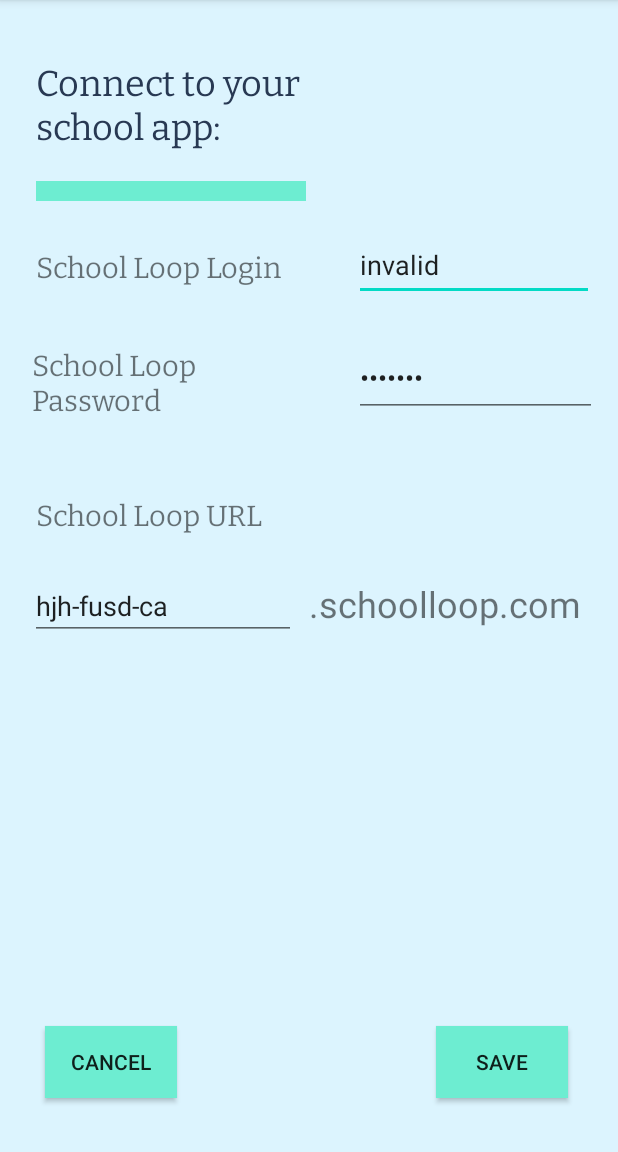
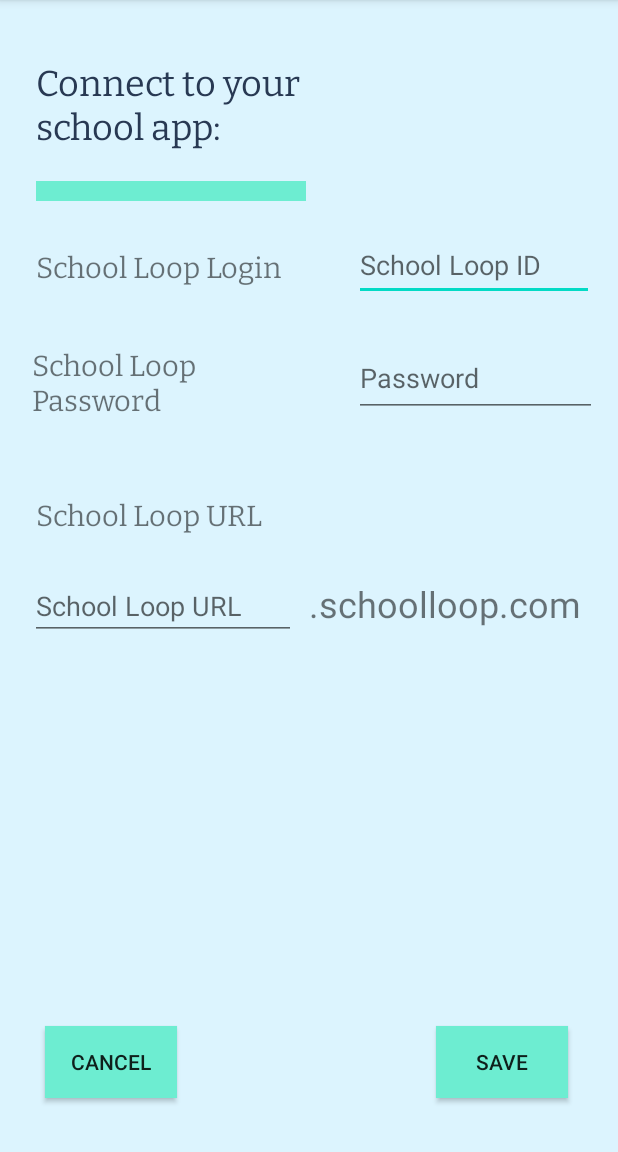
Before and after one commit to scarletdiv0922/Technovation2021, an Android app: the UserSettings screen opened directly, with no data from a screen before it, on a phone screen of 412 x 824 dp, the part 84-1236 px from its top. Run offline under Robolectric (Android 15) with nearby library versions, the phone set to English and light mode, and no system bars; our stand-ins replace Firebase (no records; nobody signed in at launch, a user with empty details on screens opened directly); libraries missing offline, so code that uses them is left out: androidx.constraintlayout.solver.

Commit message:
school loop credential

```diff
--- a/app/src/main/java/com/example/technovation2021/CalendarActivity.java
+++ b/app/src/main/java/com/example/technovation2021/CalendarActivity.java
@@ -160,7 +160,7 @@ public class CalendarActivity extends AppCompatActivity {
         //SharedPreferences.Editor editor = sharedPref.edit();
         String sluser = sharedPref.getString("sluser", "invalid");
         String slpswd = sharedPref.getString("slpswd", "invalid");
-        String subdomain = sharedPref.getString("slsubdomain", "hjh-fusd-ca");
+        String subdomain = sharedPref.getString("slsubdomain", "invalid");
         if (sluser.equals("invalid") == false) {
             if (Build.VERSION.SDK_INT >= Build.VERSION_CODES.O) {
                 new SchoolLoopHomeworkGrabber(sluser, slpswd, subdomain);
--- a/app/src/main/java/com/example/technovation2021/FirebaseRealtimeDatabase.java
+++ b/app/src/main/java/com/example/technovation2021/FirebaseRealtimeDatabase.java
@@ -157,9 +157,9 @@ public class FirebaseRealtimeDatabase {
         DatabaseReference newref = mDatabase.child(userId).child("eventList");
         DatabaseReference newPostRef = newref.push();
         Log.d(LOG_TAG, "Adding break event at: " + tm.toString() + " on: " + d.toString());
-        Event breakEvent = new Event("Break time", d.toString(), tm.toString(),
+        Event breakEvent = new Event("Break!", d.toString(), tm.toString(),
                 1, 1, GenericTask.MIN_BREAK_TIME, CalEvent.CAL_EVENT_BREAK.ordinal(),
-                        "BREAKTASK", "Relax. Play some music or read a book or play an instrument!");
+                        "BREAKTASK", "Relax! Play some music, read a book, or go for a walk!");
         newPostRef.setValue(breakEvent);
         return 0;
 
--- a/app/src/main/java/com/example/technovation2021/UserSettings.java
+++ b/app/src/main/java/com/example/technovation2021/UserSettings.java
@@ -76,18 +76,19 @@ public class UserSettings extends AppCompatActivity {
                 this.getString(R.string.preference_file_key), Context.MODE_PRIVATE);
         //SharedPreferences.Editor editor = sharedPref.edit();
         String sluser2 = sharedPref.getString("sluser", "invalid");
-        String slpswd2 = sharedPref.getString("slpswd", "invalid");
-        String subdomain2 = sharedPref.getString("slsubdomain", "hjh-fusd-ca");
+        String slpswd2 = sharedPref.getString("slpswd", "");
+        String subdomain2 = sharedPref.getString("slsubdomain", "");
 
         EditText slId = findViewById(R.id.schoolloopId);
         EditText slPswd = findViewById(R.id.schoolloopPswd);
         EditText slDmn = findViewById(R.id.Subdomain);
 
-
-        slId.setText(sluser2);
-        slPswd.setText(slpswd2);
-        slDmn.setText(subdomain2);
-
+        // user has already given their schoolloop id/password. show them.
+        if ( false == sluser2.equals("invalid") ) {
+            slId.setText(sluser2);
+            slPswd.setText(slpswd2);
+            slDmn.setText(subdomain2);
+        }
     }
 
     private boolean errorsInActivity() {
```
